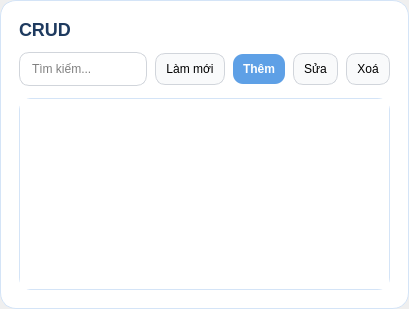
Qt form app/ui/crud_page.ui (thaieaut-engineer/Cong-nghe-phan-mem) before a commit.
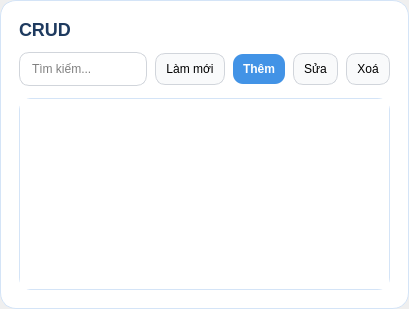
The same form after that commit.

Commit message: Push lại giao diện

Diff of the .ui file:
```diff
--- a/app/ui/crud_page.ui
+++ b/app/ui/crud_page.ui
@@ -21,7 +21,7 @@
    <item>
     <widget class="QFrame" name="card" native="true">
      <property name="styleSheet">
-      <string notr="true">QFrame#card{background:#ffffff;border:1px solid #d4e4f7;border-radius:16px;} QLabel#lblTitle{font-size:18px;font-weight:700;color:#1e3a5f;} QLineEdit{padding:8px 10px;border:1px solid #d1d5db;border-radius:10px;} QLineEdit:focus{border:1px solid #5ea0e6;} QPushButton{padding:8px 10px;border-radius:10px;border:1px solid #d1d5db;background:#f9fafb;} QPushButton:hover{background:#f3f4f6;} QPushButton#btnAdd{background:#5ea0e6;border:none;color:white;font-weight:600;} QPushButton#btnAdd:hover{background:#4a8fd4;} QPushButton#btnAdd:pressed{background:#3d82c4;} QTableView{border:1px solid #d4e4f7;border-radius:12px;}</string>
+      <string notr="true">QFrame#card{background:#ffffff;border:1px solid #d4e4f7;border-radius:16px;} QLabel#lblTitle{font-size:18px;font-weight:700;color:#1e3a5f;} QLineEdit{padding:8px 10px;border:1px solid #d1d5db;border-radius:10px;} QLineEdit:focus{border:1px solid #4293e6;} QPushButton{padding:8px 10px;border-radius:10px;border:1px solid #d1d5db;background:#f9fafb;} QPushButton:hover{background:#f3f4f6;} QPushButton#btnAdd{background:#4293e6;border:none;color:white;font-weight:600;} QPushButton#btnAdd:hover{background:#3a8adb;} QPushButton#btnAdd:pressed{background:#2f7bc8;} QTableView{border:1px solid #d4e4f7;border-radius:12px;}</string>
      </property>
      <layout class="QVBoxLayout" name="cardLayout">
       <property name="leftMargin">
```
The commit also changes 15 other files.
